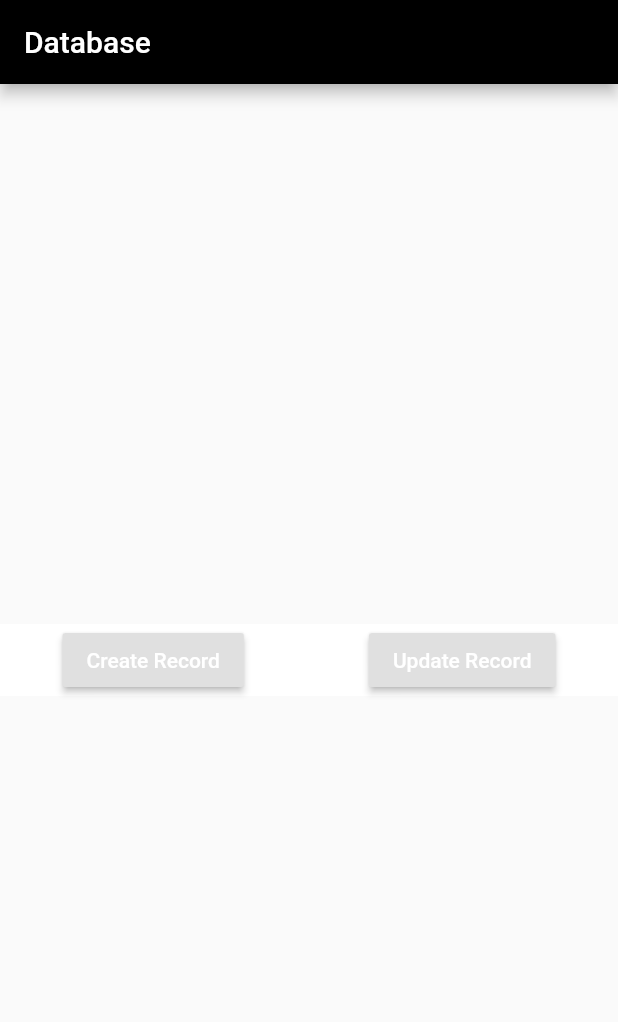
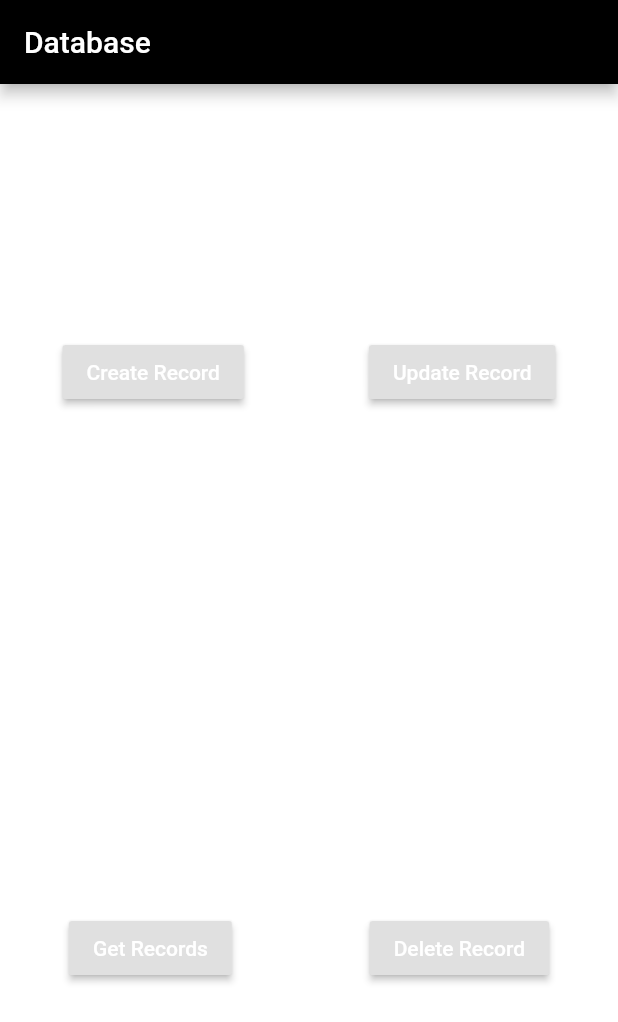
Before and after one commit to linagas/bike_loca_x, a Flutter app: the screen it shows after launch, after a tap on "Data", on a phone screen of 412 x 824 dp. Shown: the top 1022 px of the screen. Run offline on Flutter 3.47's test engine with Material 2 defaults, Android fonts, the phone set to English and light mode, and no system bars; our stand-ins replace cloud_firestore, google_maps_flutter; accounts and stored records are empty.

Commit message:
Dummy record crud

```diff
--- a/lib/components/database.dart
+++ b/lib/components/database.dart
@@ -16,22 +16,48 @@ class Database extends StatelessWidget {
             body: Center(
                 child: Container(
                     color: Colors.white,
-                    child: Row(
+                    child: Column(
+                        crossAxisAlignment: CrossAxisAlignment.center,
+                        mainAxisAlignment: MainAxisAlignment.spaceAround,
+                        children: <Widget>[
+                          Row(
                               crossAxisAlignment: CrossAxisAlignment.center,
                               mainAxisAlignment: MainAxisAlignment.spaceAround,
                               children: <Widget>[
                                 RaisedButton(
                                     child: Text('Create Record',
-                                  style: new TextStyle(color: Colors.white)),
+                                        style:
+                                            new TextStyle(color: Colors.white)),
                                     onPressed: () {
                                       createRecord();
                                     }),
                                 RaisedButton(
                                     child: Text('Update Record',
-                                  style: new TextStyle(color: Colors.white)),
+                                        style:
+                                            new TextStyle(color: Colors.white)),
                                     onPressed: () {
                                       updateRecord();
                                     }),
+                              ]),
+                          Row(
+                              crossAxisAlignment: CrossAxisAlignment.center,
+                              mainAxisAlignment: MainAxisAlignment.spaceAround,
+                              children: <Widget>[
+                                RaisedButton(
+                                    child: Text('Get Records',
+                                        style:
+                                            new TextStyle(color: Colors.white)),
+                                    onPressed: () {
+                                      getRecords();
+                                    }),
+                                RaisedButton(
+                                    child: Text('Delete Record',
+                                        style:
+                                            new TextStyle(color: Colors.white)),
+                                    onPressed: () {
+                                      deleteRecord();
+                                    })
+                              ]),
                         ])))));
   }
 
@@ -54,4 +80,21 @@ class Database extends StatelessWidget {
       'lon': 0
     });
   }
+
+  void getRecords() {
+    databaseReference
+        .collection("locations")
+        .getDocuments()
+        .then((QuerySnapshot snapshot) {
+      snapshot.documents.forEach((f) => print('${f.data}}'));
+    });
   }
+
+  void deleteRecord() {
+    try {
+      databaseReference.collection('locations').document('1').delete();
+    } catch (e) {
+      print(e.toString());
+    }
+  }
+}
```
Lines whose indentation alone changed are shown as unchanged.
